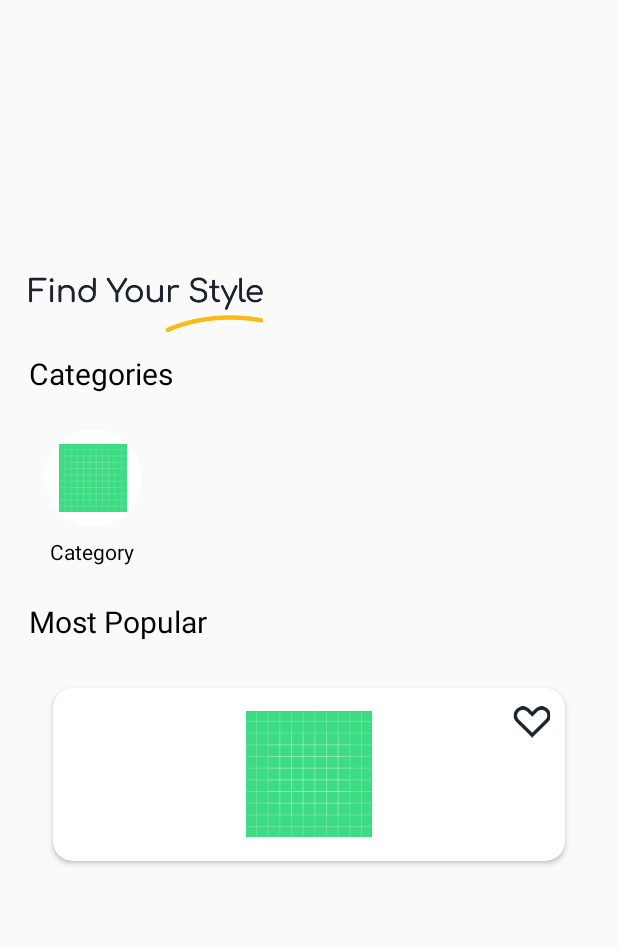
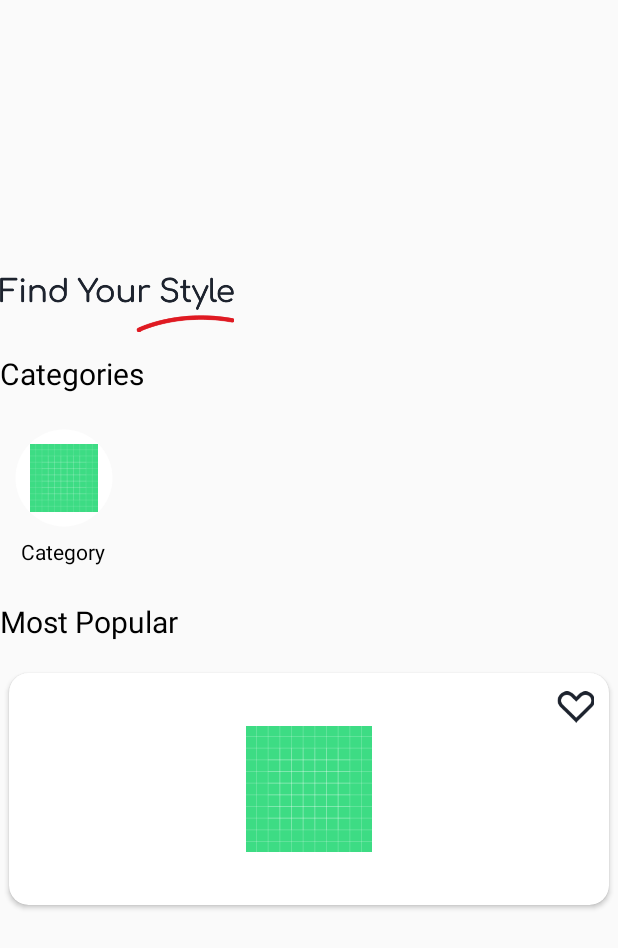
Before and after one commit to Asadrao125/E-Commerce, an Android app: the layout fragment_home.xml on its own in the app's theme, with its tools: preview values and no code run, on a phone screen of 412 x 824 dp. Shown: the top 948 px of the screen. Run offline under Robolectric (Android 15) with nearby library versions, the phone set to English and light mode, and no system bars; network calls fail.

Commit message:
Changed Color Theme.

```diff
--- a/app/src/main/java/com/kalsoft/e_commerce/activities/MainActivity.kt
+++ b/app/src/main/java/com/kalsoft/e_commerce/activities/MainActivity.kt
@@ -254,7 +254,7 @@ class MainActivity : BaseActivity(), View.OnClickListener {
         bottomImage?.setColorFilter(
             ContextCompat.getColor(
                 applicationContext!!,
-                R.color.selected_bottom_color
+                R.color.red_theme_color
             ), android.graphics.PorterDuff.Mode.MULTIPLY
         )
     }
--- a/app/src/main/java/com/kalsoft/e_commerce/adapter/CategoryAdapter.kt
+++ b/app/src/main/java/com/kalsoft/e_commerce/adapter/CategoryAdapter.kt
@@ -33,14 +33,16 @@ class CategoryAdapter(var context: MainActivity, var list: ArrayList<CategoriesM
         val categoriesModel: CategoriesModel = list.get(position)
         holder.imgCategory.setImageResource(categoriesModel.drawable)
         holder.tvCategoryName.setText(list.get(position).name)
-        val background: Drawable = holder.layout_layout.getBackground()
+
+        /*val background: Drawable = holder.layout_layout.getBackground()
         if (background is ShapeDrawable) {
             background.paint.color = ContextCompat.getColor(context, Commons.ColorsList(context))
         } else if (background is GradientDrawable) {
             background.setColor(ContextCompat.getColor(context, Commons.ColorsList(context)))
         } else if (background is ColorDrawable) {
             background.color = ContextCompat.getColor(context, Commons.ColorsList(context))
-        }
+        }*/
+
         holder.itemView.setOnClickListener(View.OnClickListener {
             context.replaceFragment(
                 ProductFragment(),
--- a/app/src/main/java/com/kalsoft/e_commerce/adapter/ProductAdapterHome.kt
+++ b/app/src/main/java/com/kalsoft/e_commerce/adapter/ProductAdapterHome.kt
@@ -25,7 +25,7 @@ class ProductAdapterHome(var context: MainActivity, var list: ArrayList<Categori
         val categoriesModel: CategoriesModel = list.get(position)
         holder.imgProduct.setImageResource(categoriesModel.drawable)
 
-        holder.mainLayout.setBackgroundColor(context.resources.getColor(Commons.ColorsList(context)))
+        //holder.mainLayout.setBackgroundColor(context.resources.getColor(Commons.ColorsList(context)))
 
         holder.itemView.setOnClickListener {
             context.replaceFragment(
--- a/app/src/main/java/com/kalsoft/e_commerce/fragments/CartFragment.kt
+++ b/app/src/main/java/com/kalsoft/e_commerce/fragments/CartFragment.kt
@@ -32,8 +32,8 @@ class CartFragment : BaseFragment() {
     ): View? {
         binding = DataBindingUtil.inflate(inflater, R.layout.fragment_cart, container, false)
 
-        getActivityContext()?.unlockMenu()
-        getActivityContext?.showBttomBar()
+        getActivityContext()?.lockMenu()
+        getActivityContext?.hideBttomBar()
 
         database = Database(getActivityContext!!)
         productRecyclerView = binding?.cartRecyclerView
@@ -48,7 +48,7 @@ class CartFragment : BaseFragment() {
     }
 
     override fun setTitlebar(titlebar: Titlebar) {
-        titlebar.setTitle(getActivityContext!!, "Cart", 0)
+        titlebar.setBackTitle(getActivityContext!!, "Cart", 0)
     }
 
     fun calculateTotalAmount(list: ArrayList<Product>): Double {
--- a/app/src/main/java/com/kalsoft/e_commerce/fragments/FavoriteFragment.kt
+++ b/app/src/main/java/com/kalsoft/e_commerce/fragments/FavoriteFragment.kt
@@ -22,13 +22,13 @@ class FavoriteFragment : BaseFragment() {
 
         binding = DataBindingUtil.inflate(inflater, R.layout.fragment_favorite, container, false)
 
-        getActivityContext()?.unlockMenu()
-        getActivityContext?.showBttomBar()
+        getActivityContext()?.lockMenu()
+        getActivityContext?.hideBttomBar()
 
         return binding?.root!!
     }
 
     override fun setTitlebar(titlebar: Titlebar) {
-        titlebar.setTitle(getActivityContext!!, "Favorite", 0)
+        titlebar.setBackTitle(getActivityContext!!, "Favorite", 0)
     }
 }
--- a/app/src/main/java/com/kalsoft/e_commerce/fragments/ProductFragment.kt
+++ b/app/src/main/java/com/kalsoft/e_commerce/fragments/ProductFragment.kt
@@ -32,8 +32,8 @@ class ProductFragment : BaseFragment() {
 
         binding = DataBindingUtil.inflate(inflater, R.layout.fragment_product, container, false)
 
-        getActivityContext()?.unlockMenu()
-        getActivityContext?.showBttomBar()
+        getActivityContext()?.lockMenu()
+        getActivityContext?.hideBttomBar()
 
         setAdapter()
 
@@ -41,7 +41,7 @@ class ProductFragment : BaseFragment() {
     }
 
     override fun setTitlebar(titlebar: Titlebar) {
-        titlebar.setTitle(getActivityContext!!, "Products", 0)
+        titlebar.setBackTitle(getActivityContext!!, "Products", 0)
     }
 
     private fun setAdapter() {
--- a/app/src/main/java/com/kalsoft/e_commerce/fragments/ProfileFragment.kt
+++ b/app/src/main/java/com/kalsoft/e_commerce/fragments/ProfileFragment.kt
@@ -36,8 +36,8 @@ class ProfileFragment : BaseFragment() {
 
         binding = DataBindingUtil.inflate(inflater, R.layout.fragment_profile, container, false)
 
-        getActivityContext()?.unlockMenu()
-        getActivityContext?.showBttomBar()
+        getActivityContext()?.lockMenu()
+        getActivityContext?.hideBttomBar()
 
         tvName = binding?.tvName
         tvEmail = binding?.tvEmail
@@ -51,7 +51,7 @@ class ProfileFragment : BaseFragment() {
     }
 
     override fun setTitlebar(titlebar: Titlebar) {
-        titlebar.setTitle(getActivityContext!!, "Profile", 0)
+        titlebar.setBackTitle(getActivityContext!!, "Profile", 0)
     }
 
     private fun setProfile(id: String) {
--- a/app/src/main/java/com/kalsoft/e_commerce/helper/Titlebar.kt
+++ b/app/src/main/java/com/kalsoft/e_commerce/helper/Titlebar.kt
@@ -53,7 +53,6 @@ class Titlebar : RelativeLayout {
         binding?.rlTitlebarMainLayout?.setVisibility(View.VISIBLE)
         binding?.tvTitle?.text = title
         binding?.ivBack?.visibility = View.GONE
-        binding?.ivCart?.visibility = View.GONE
         binding?.ivSearch?.visibility = View.VISIBLE
         binding?.ivMenu?.visibility = View.VISIBLE
 
@@ -79,9 +78,8 @@ class Titlebar : RelativeLayout {
         binding?.rlTitlebarMainLayout?.setVisibility(View.VISIBLE)
         binding?.tvTitle?.text = title
         binding?.ivBack?.visibility = View.VISIBLE
-        binding?.ivSearch?.visibility = View.GONE
+        binding?.ivSearch?.visibility = View.VISIBLE
         binding?.ivMenu?.visibility = View.GONE
-        binding?.ivCart?.visibility = View.GONE
 
         if (showTitle == 1) {
             binding?.tvTitle?.visibility = View.VISIBLE
--- a/app/src/main/res/drawable/active_dot.xml
+++ b/app/src/main/res/drawable/active_dot.xml
@@ -8,5 +8,5 @@
         android:width="12dip"
         android:height="12dip" />
 
-    <solid android:color="#fbba14" />
+    <solid android:color="@color/red_theme_color" />
 </shape>
--- a/app/src/main/res/drawable/non_active_dot.xml
+++ b/app/src/main/res/drawable/non_active_dot.xml
@@ -6,5 +6,8 @@
     <size
         android:width="8dip"
         android:height="8dip" />
-    <solid android:color="@color/white" />
+    <stroke
+        android:width="1px"
+        android:color="@color/white" />
+    <solid android:color="@android:color/transparent" />
 </shape>
--- a/app/src/main/res/layout/activity_main.xml
+++ b/app/src/main/res/layout/activity_main.xml
@@ -24,7 +24,9 @@
                 android:layout_width="match_parent"
                 android:layout_height="match_parent"
                 android:layout_above="@id/llBotomBar"
-                android:layout_below="@+id/titlebar" />
+                android:layout_below="@+id/titlebar"
+                android:paddingLeft="@dimen/_10sdp"
+                android:paddingRight="@dimen/_10sdp" />
 
             <LinearLayout
                 android:id="@+id/llBotomBar"
--- a/app/src/main/res/layout/fragment_favorite.xml
+++ b/app/src/main/res/layout/fragment_favorite.xml
@@ -9,7 +9,6 @@
         android:layout_height="match_parent"
         android:gravity="center"
         android:orientation="vertical"
-        android:padding="@dimen/_20sdp"
         tools:context=".fragments.FavoriteFragment">
 
         <TextView
--- a/app/src/main/res/layout/fragment_home.xml
+++ b/app/src/main/res/layout/fragment_home.xml
@@ -1,5 +1,6 @@
 <?xml version="1.0" encoding="utf-8"?>
 <layout xmlns:android="http://schemas.android.com/apk/res/android"
+    xmlns:app="http://schemas.android.com/apk/res-auto"
     xmlns:tools="http://schemas.android.com/tools">
 
     <data class="HomeFragmentBinding" />
@@ -12,9 +13,6 @@
             android:layout_width="match_parent"
             android:layout_height="match_parent"
             android:layout_marginTop="@dimen/_5sdp"
-            android:paddingLeft="@dimen/_15sdp"
-            android:paddingRight="@dimen/_15sdp"
-            android:paddingBottom="@dimen/_15sdp"
             tools:context=".fragments.HomeFragment">
 
             <LinearLayout
@@ -58,7 +56,8 @@
                         android:layout_height="@dimen/_15sdp"
                         android:layout_below="@id/ic_find"
                         android:layout_alignParentEnd="true"
-                        android:src="@drawable/ic_line" />
+                        android:src="@drawable/ic_line"
+                        app:tint="@color/red_theme_color" />
 
                 </RelativeLayout>
 
--- a/app/src/main/res/layout/fragment_profile.xml
+++ b/app/src/main/res/layout/fragment_profile.xml
@@ -9,7 +9,6 @@
         android:layout_width="match_parent"
         android:layout_height="match_parent"
         android:orientation="vertical"
-        android:padding="@dimen/_20sdp"
         tools:context=".fragments.ProfileFragment">
 
         <LinearLayout
--- a/app/src/main/res/layout/item_product_home.xml
+++ b/app/src/main/res/layout/item_product_home.xml
@@ -2,13 +2,12 @@
 <RelativeLayout xmlns:android="http://schemas.android.com/apk/res/android"
     xmlns:app="http://schemas.android.com/apk/res-auto"
     android:layout_width="match_parent"
-    android:layout_height="wrap_content"
-    android:layout_margin="10dp">
+    android:layout_height="wrap_content">
 
     <androidx.cardview.widget.CardView
         android:id="@+id/cv"
         android:layout_width="match_parent"
-        android:layout_height="@dimen/_100sdp"
+        android:layout_height="@dimen/_130sdp"
         app:cardCornerRadius="@dimen/_10sdp"
         app:cardUseCompatPadding="true">
 
--- a/app/src/main/res/values/colors.xml
+++ b/app/src/main/res/values/colors.xml
@@ -10,7 +10,7 @@
     <color name="bottom_bg_color">#1d232e</color>
     <color name="home_bg">#faf8ed</color>
 
-    <color name="selected_bottom_color">#fbba14</color>
+    <color name="red_theme_color">#df1a22</color>
 
     <color name="clr1">#ffeee9</color>
     <color name="clr2">#e7f5ff</color>
```
Also changed, not shown: app/src/main/java/com/kalsoft/e_commerce/fragments/HomeFragment.kt (+5 -18 lines), app/src/main/java/com/kalsoft/e_commerce/helper/Commons.kt (+21 -0 lines), app/src/main/res/layout/titlebar.xml (+0 -11 lines).
